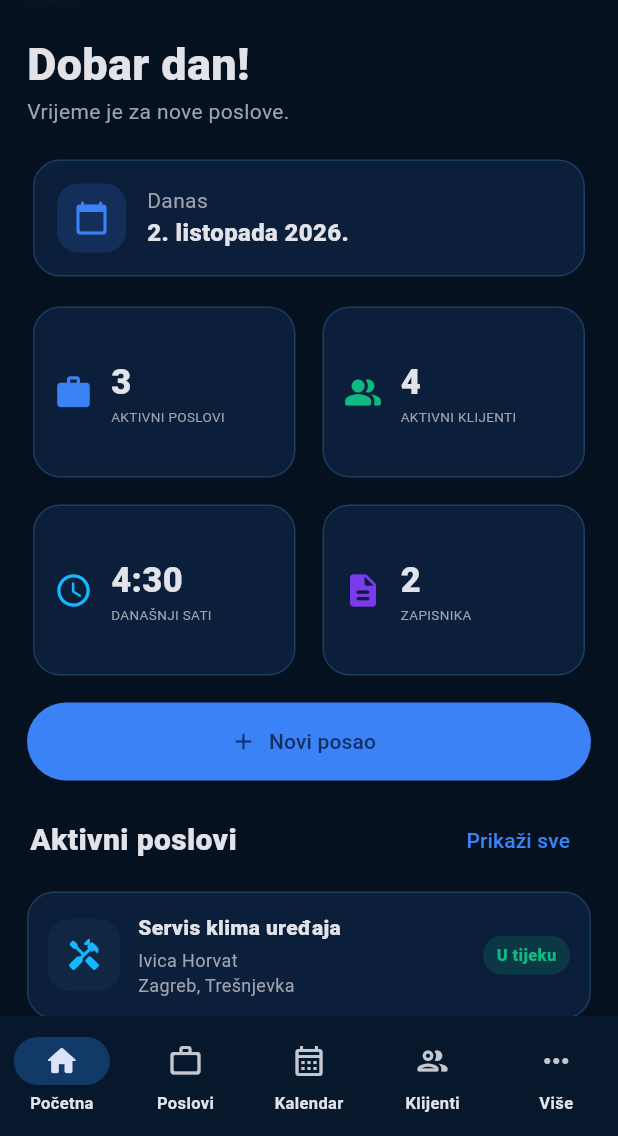
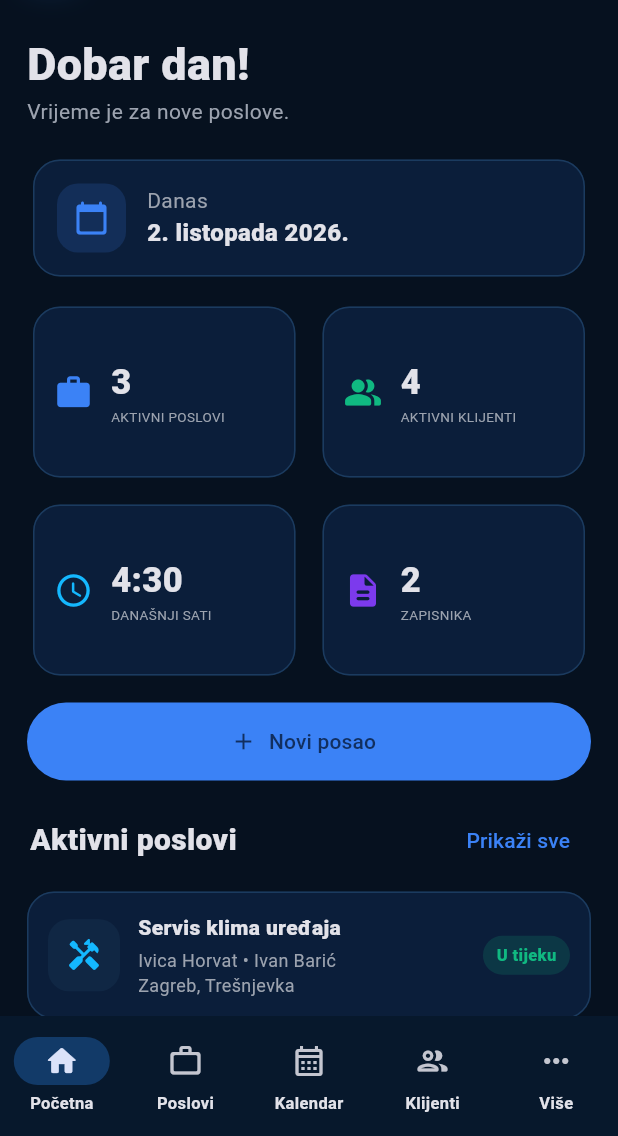
Before and after one commit to bren-wp/WORKLOG, a Flutter app: the HomeShell screen opened directly with empty values, on a phone screen of 412 x 824 dp, the part 100-1236 px from its top. Run offline on Flutter 3.47's test engine with Material 3 defaults, Android fonts, the phone set to English and light mode, and no system bars; our stand-ins replace flutter_local_notifications, image_picker, local_auth, pdf, share_plus; statements that could not run were skipped.

Commit message:
feat: prikaži dodijeljenog tehničara na poslovima i kalendaru

```diff
--- a/lib/screens/shell.dart
+++ b/lib/screens/shell.dart
@@ -203,8 +203,20 @@ class JobCard extends StatelessWidget {
                   children: [
                     Text(job.title, style: const TextStyle(fontWeight: FontWeight.w800)),
                     const SizedBox(height: 3),
-                    Text(job.client.name, style: const TextStyle(color: WorklogColors.muted, fontSize: 12)),
-                    Text(job.location, style: const TextStyle(color: WorklogColors.muted, fontSize: 12)),
+                    Text(
+                      "${job.client.name} • ${job.assignedMemberName ?? "Nije dodijeljeno"}",
+                      style: const TextStyle(
+                        color: WorklogColors.muted,
+                        fontSize: 12,
+                      ),
+                    ),
+                    Text(
+                      job.location,
+                      style: const TextStyle(
+                        color: WorklogColors.muted,
+                        fontSize: 12,
+                      ),
+                    ),
                   ],
                 ),
               ),
@@ -301,7 +313,10 @@ class CalendarScreen extends StatelessWidget {
             child: ListTile(
               leading: Text(["Pon", "Uto", "Sri", "Čet"][entry.key % 4], style: const TextStyle(color: WorklogColors.primary, fontWeight: FontWeight.w900)),
               title: Text(entry.value.title, style: const TextStyle(fontWeight: FontWeight.w700)),
-              subtitle: Text("${entry.value.timeLabel} • ${entry.value.client.name}"),
+              subtitle: Text(
+                "${entry.value.timeLabel} • ${entry.value.client.name} • "
+                "${entry.value.assignedMemberName ?? "Nije dodijeljeno"}",
+              ),
               trailing: Text(entry.value.statusLabel, style: const TextStyle(fontSize: 11)),
             ),
           ),
```
